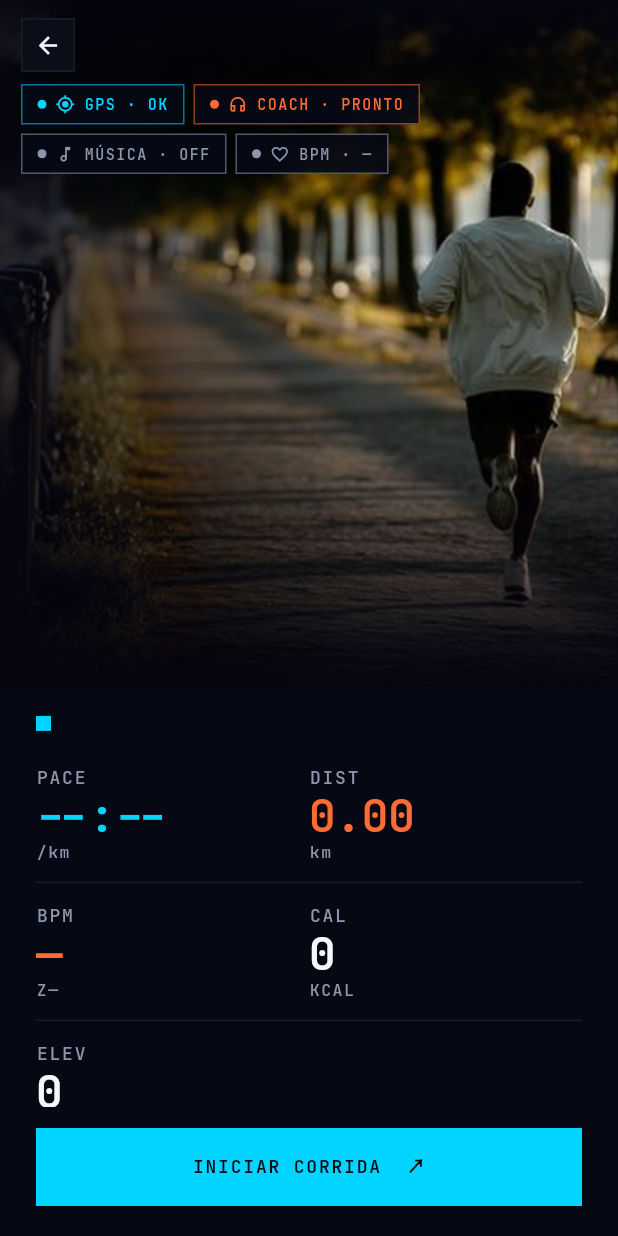
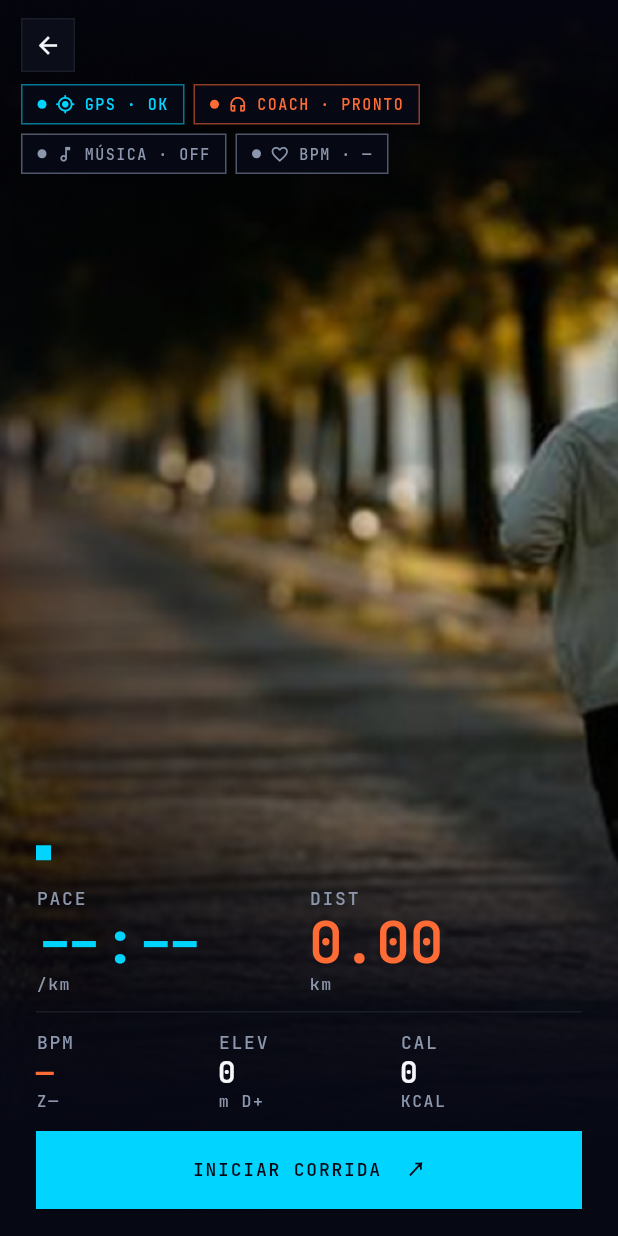
Before and after one commit to S6lab/runnin.core, a Flutter app: the _ActiveRunView screen opened directly with empty values, on a phone screen of 412 x 824 dp. Run offline on Flutter 3.47's test engine with Material 3 defaults, Android fonts, the phone set to English and light mode, and no system bars; our stand-ins replace audioplayers, cloud_firestore, dio, equatable, file_picker, firebase_auth and 19 more; missing offline and left inert: dart:html, gemini_live, health, record; accounts and stored records are empty; network calls fail.

Commit message:
fix(run): redesenho da tela ativa — mapa de fundo, cronômetro no meio-esquerda, telemetria fixa embaixo
Atende o feedback: nada de scroll vertical (tudo sempre visível) e mapa em
destaque no fundo.
- mapa volta a ser fundo de tela cheia (Stack), em destaque.
- cronômetro/relógio no MEIO da tela, alinhado à esquerda (overlay sobre o mapa).
- toda a telemetria na METADE DE BAIXO, painel sem rolagem:
  PACE + DIST com destaque (38), BPM · ELEV · CAL menores (20), splits em faixa
  horizontal, botões PAUSAR/FINALIZAR fixos.

Co-Authored-By: Claude Opus 4.7 (1M context) <noreply@anthropic.com>

```diff
--- a/app/lib/features/run/presentation/pages/active_run_page.dart
+++ b/app/lib/features/run/presentation/pages/active_run_page.dart
@@ -285,14 +285,10 @@ class _ActiveRunViewState extends State<_ActiveRunView> {
                 : (state.points.isNotEmpty
                     ? _GpsStatus.ok
                     : _GpsStatus.unknown);
-            return Column(
-              children: [
-                Expanded(
-                  flex: 5,
-                  child: Stack(
-                    children: [
-                // Mapa em DESTAQUE (flex maior que o painel): ocupa a região
-                // acima do painel de stats (seções fixas, sem sobreposição).
+            return Stack(
+              children: [
+                // Mapa em DESTAQUE no FUNDO (tela cheia). A telemetria fica na
+                // metade de baixo e o cronômetro no meio-esquerda (overlays).
                 if (isIdle)
                   const _IdleHeroBackground()
                 else
@@ -447,14 +443,44 @@ class _ActiveRunViewState extends State<_ActiveRunView> {
                       ),
                     ),
                   ),
-                    ],
-                  ),
-                ),
-                // PAINEL de stats ABAIXO do mapa (seção fixa): Expanded com
-                // flex menor que o mapa; rola por dentro e os botões ficam
-                // fixos. No fluxo da coluna, nunca sobrepõe chips/banner.
-                Expanded(
-                  flex: 4,
+                // Cronômetro no MEIO da tela, alinhado à ESQUERDA (sobre o mapa).
+                if (!isIdle)
+                  Positioned(
+                    left: 24,
+                    right: 24,
+                    top: MediaQuery.of(context).size.height * 0.34,
+                    child: Align(
+                      alignment: Alignment.centerLeft,
+                      child: Column(
+                        mainAxisSize: MainAxisSize.min,
+                        crossAxisAlignment: CrossAxisAlignment.start,
+                        children: [
+                          Text(
+                            state.formattedElapsed,
+                            style: context.runninType.dataXl.copyWith(
+                              fontSize: 58,
+                              color: palette.text,
+                              height: 1.0,
+                            ),
+                          ),
+                          const SizedBox(height: 4),
+                          Text(
+                            'TEMPO',
+                            style: context.runninType.labelCaps.copyWith(
+                              color: palette.muted,
+                              fontSize: 11,
+                              letterSpacing: 1.4,
+                            ),
+                          ),
+                        ],
+                      ),
+                    ),
+                  ),
+                // TELEMETRIA na metade de baixo: sempre visível, sem rolagem.
+                Positioned(
+                  bottom: 0,
+                  left: 0,
+                  right: 0,
                   child: _StatsOverlay(
                     state: state,
                     initialType: widget.initialType,
@@ -1189,19 +1215,13 @@ class _ActiveStatsLayout extends StatelessWidget {
           stops: const [0.0, 0.45, 0.80, 1.0],
         ),
       ),
-      padding: const EdgeInsets.fromLTRB(24, 16, 24, 20),
+      padding: const EdgeInsets.fromLTRB(24, 14, 24, 18),
       child: SafeArea(
         top: false,
         child: Column(
-          children: [
-            // Stats + timer + splits rolam aqui dentro (não estouram a tela);
-            // os botões ficam FIXOS abaixo, sempre visíveis.
-            Expanded(
-              child: SingleChildScrollView(
-                child: Column(
           mainAxisSize: MainAxisSize.min,
           children: [
-            // Header: brand chip + tipo de corrida (texto limpo, sem decoração).
+            // Header compacto: tipo de corrida.
             Row(
               children: [
                 Container(width: 10, height: 10, color: palette.primary),
@@ -1216,45 +1236,54 @@ class _ActiveStatsLayout extends StatelessWidget {
                 ),
               ],
             ),
-            const SizedBox(height: 20),
-
-            // Grid 2x2 de stats. Cores conforme palette do user:
-            // PACE → primary (cyan), DIST → secondary (orange),
-            // BPM → secondary (orange), CAL → text default.
-            _StatGridRow(
-              left: _GridStat(
+            const SizedBox(height: 14),
+            // PACE + DIST — destaque principal (maiores).
+            Row(
+              crossAxisAlignment: CrossAxisAlignment.start,
+              children: [
+                Expanded(
+                  child: _StatCell(
+                    stat: _GridStat(
                       label: 'PACE',
                       value: paceVal,
                       unit: '/km',
                       valueColor: palette.primary,
-              ),
-              right: _GridStat(
+                      valueSize: 38,
+                    ),
+                  ),
+                ),
+                Expanded(
+                  child: _StatCell(
+                    stat: _GridStat(
                       label: 'DIST',
                       value: state.formattedDistance.replaceAll('km', '').trim(),
                       unit: 'km',
                       valueColor: palette.secondary,
-              ),
-            ),
-            Container(height: 1, color: palette.border, margin: const EdgeInsets.symmetric(vertical: 14)),
-            _StatGridRow(
-              left: _GridStat(
+                      valueSize: 38,
+                    ),
+                  ),
+                ),
+              ],
+            ),
+            Container(height: 1, color: palette.border, margin: const EdgeInsets.symmetric(vertical: 12)),
+            // BPM · ELEV · CAL — secundários (menores).
+            Row(
+              crossAxisAlignment: CrossAxisAlignment.start,
+              children: [
+                Expanded(
+                  child: _StatCell(
+                    stat: _GridStat(
                       label: 'BPM',
                       value: bpm?.toString() ?? '—',
                       unit: _bpmZone(bpm),
                       valueColor: palette.secondary,
-              ),
-              right: _GridStat(
-                label: 'CAL',
-                value: kcal.toString(),
-                unit: 'KCAL',
-                valueColor: palette.text,
-              ),
-            ),
-            Container(height: 1, color: palette.border, margin: const EdgeInsets.symmetric(vertical: 14)),
-            // ELEVAÇÃO: ganho acumulado (m), somado dos splits fechados. Já vai
-            // pro coach por km (elevationGainM no cue) — aqui é só o display.
-            _StatGridRow(
-              left: _GridStat(
+                      valueSize: 20,
+                    ),
+                  ),
+                ),
+                Expanded(
+                  child: _StatCell(
+                    stat: _GridStat(
                       label: 'ELEV',
                       value: state.splits
                           .fold<double>(0, (s, sp) => s + (sp.elevationGain ?? 0))
@@ -1262,23 +1291,26 @@ class _ActiveStatsLayout extends StatelessWidget {
                           .toString(),
                       unit: 'm D+',
                       valueColor: palette.text,
-              ),
-            ),
-            const SizedBox(height: 24),
-
-            // Timer central grande
-            Text(
-              state.formattedElapsed,
-              style: type.dataXl.copyWith(fontSize: 58, color: palette.text),
-            ),
-            const SizedBox(height: 4),
-            Text(
-              'TEMPO',
-              style: type.labelCaps.copyWith(color: palette.muted, fontSize: 11, letterSpacing: 1.4),
-            ),
-            const SizedBox(height: 20),
-
-            // Splits row: SPLITS → + horizontal scroll de km cards
+                      valueSize: 20,
+                    ),
+                  ),
+                ),
+                Expanded(
+                  child: _StatCell(
+                    stat: _GridStat(
+                      label: 'CAL',
+                      value: kcal.toString(),
+                      unit: 'KCAL',
+                      valueColor: palette.text,
+                      valueSize: 20,
+                    ),
+                  ),
+                ),
+              ],
+            ),
+            const SizedBox(height: 14),
+
+            // Splits: faixa horizontal (rola só na horizontal), sempre visível.
             if (state.distanceM > 0) ...[
               Row(
                 children: [
@@ -1292,17 +1324,13 @@ class _ActiveStatsLayout extends StatelessWidget {
                   ),
                 ],
               ),
-              const SizedBox(height: 10),
+              const SizedBox(height: 8),
               SizedBox(
-                height: 92,
+                height: 86,
                 child: ListView.separated(
                   scrollDirection: Axis.horizontal,
-                  // 1 card por split fechado + 1 placeholder pro km em
-                  // andamento. Min 5 placeholders pra UI não ficar vazia
-                  // no início. Ordem: mais antigo → mais recente.
-                  itemCount: state.splits.length < 5
-                      ? 5
-                      : state.splits.length + 1,
+                  itemCount:
+                      state.splits.length < 5 ? 5 : state.splits.length + 1,
                   separatorBuilder: (_, _) => const SizedBox(width: 8),
                   itemBuilder: (_, i) {
                     if (i < state.splits.length) {
@@ -1314,7 +1342,6 @@ class _ActiveStatsLayout extends StatelessWidget {
                         done: true,
                       );
                     }
-                    // Placeholder pro próximo KM (em andamento ou futuro)
                     final kmIdx = i + 1;
                     final currentKm = (state.distanceM / 1000).floor() + 1;
                     final isCurrent = kmIdx == currentKm;
@@ -1327,13 +1354,8 @@ class _ActiveStatsLayout extends StatelessWidget {
                   },
                 ),
               ),
-              const SizedBox(height: 18),
-            ],
-                  ],
-                ),
-              ),
-            ),
               const SizedBox(height: 14),
+            ],
             // Buttons row: idle → INICIAR; active → PAUSAR + FINALIZAR; paused → RETOMAR + FINALIZAR.
             _ButtonsRow(
               isIdle: state.status == RunStatus.idle ||
@@ -1494,31 +1516,15 @@ class _GridStat {
   final String value;
   final String unit;
   final Color valueColor;
+  /// Tamanho do número. PACE/DIST grandes (38); BPM/ELEV/CAL menores (20).
+  final double valueSize;
   const _GridStat({
     required this.label,
     required this.value,
     required this.unit,
     required this.valueColor,
+    this.valueSize = 30,
   });
-}
-
-class _StatGridRow extends StatelessWidget {
-  final _GridStat left;
-  final _GridStat? right;
-  const _StatGridRow({required this.left, this.right});
-
-  @override
-  Widget build(BuildContext context) {
-    return Row(
-      crossAxisAlignment: CrossAxisAlignment.start,
-      children: [
-        Expanded(child: _StatCell(stat: left)),
-        Expanded(
-          child: right != null ? _StatCell(stat: right!) : const SizedBox(),
-        ),
-      ],
-    );
-  }
 }
 
 class _StatCell extends StatelessWidget {
@@ -1539,7 +1545,7 @@ class _StatCell extends StatelessWidget {
         const SizedBox(height: 4),
         Text(
           stat.value,
-          style: type.dataMd.copyWith(color: stat.valueColor, fontSize: 30, letterSpacing: -0.4),
+          style: type.dataMd.copyWith(color: stat.valueColor, fontSize: stat.valueSize, letterSpacing: -0.4),
         ),
         const SizedBox(height: 2),
         Text(
```
Lines whose indentation alone changed are shown as unchanged.
